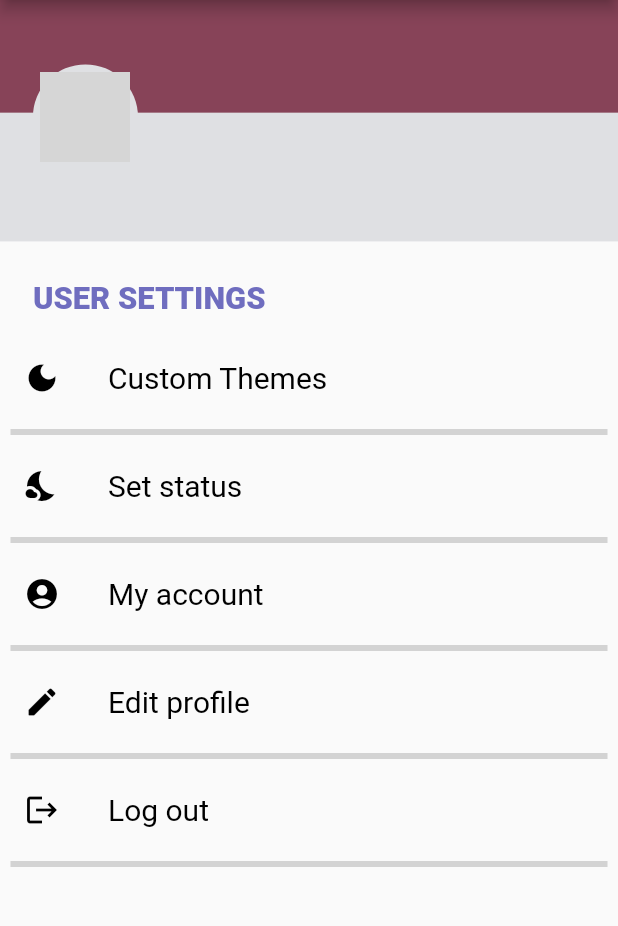
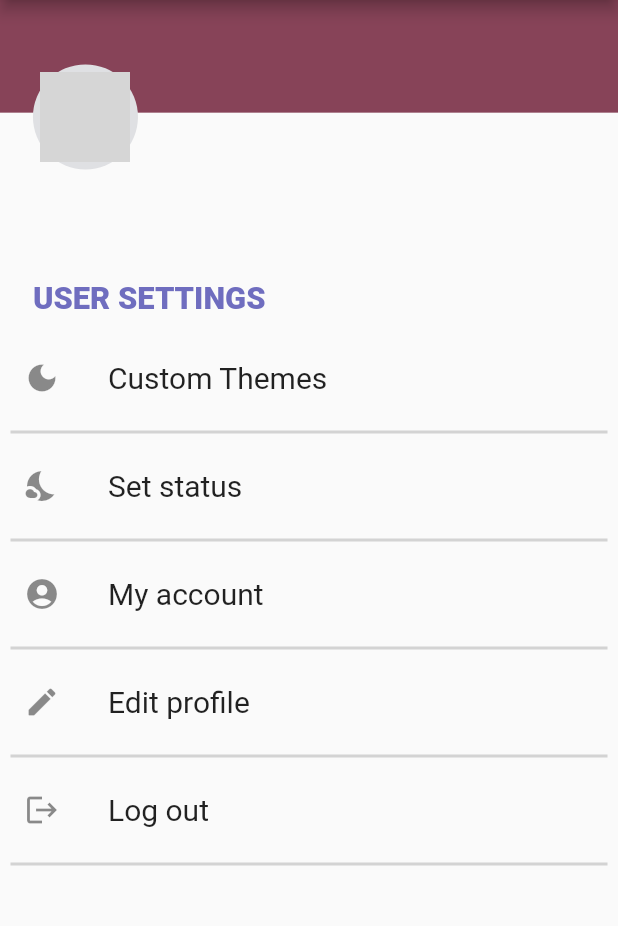
Before and after one commit to nnaaaa/DisneyChatApp, a Flutter app: the SettingScreen screen opened by its route, on a phone screen of 412 x 824 dp, the part 84-1010 px from its top. Run offline on Flutter 3.47's test engine with Material 2 defaults, Android fonts, the light colour scheme and no system bars; our stand-ins replace curved_navigation_bar, dio, flutter_dotenv, flutter_hooks, fluttertoast, form_validator and 4 more; missing offline and left inert: flutter_redux_hooks, redux_toolkit; accounts and stored records are empty; network calls fail; Roboto replaces fonts that are missing (Poppins); grey boxes are pictures that could not be loaded.

Commit message:
#0 - themeSetting

```diff
--- a/lib/screens/setting/components/menuStatus.dart
+++ b/lib/screens/setting/components/menuStatus.dart
@@ -114,7 +114,6 @@ class _MenuStatusState extends State<MenuStatus> {
 
     return buildMenuItem(
         text: 'Set status',
-        color: Colors.black,
         icon: Icons.nights_stay_sharp,
         onClicked: () {
           showmenu();
--- a/lib/screens/setting/setting.dart
+++ b/lib/screens/setting/setting.dart
@@ -80,10 +80,6 @@ class _SettingScreenState extends State<SettingScreen> {
             Stack(
               children: <Widget>[
                 Container(
-                  height: ResponsiveUtil.height(150),
-                  color: CustomColor.gray,
-                ),
-                Container(
                   height: ResponsiveUtil.height(70),
                   alignment: Alignment.bottomCenter,
                   color: CustomColor.brown,
@@ -107,7 +103,6 @@ class _SettingScreenState extends State<SettingScreen> {
                         style: TextStyle(
                             fontSize: ResponsiveUtil.getResponsiveFontSize(17),
                             fontWeight: FontWeight.bold,
-                            color: Colors.black,
                             fontFamily: 'Poppins'),
                       ),
                     ],
@@ -131,47 +126,43 @@ class _SettingScreenState extends State<SettingScreen> {
                 SizedBox(height: ResponsiveUtil.height(12)),
                 buildMenuItem(
                   text: 'Custom Themes',
-                  color: colorIcon,
                   icon: Icons.dark_mode,
                   onClicked: () =>
                       Navigator.of(context).pushNamed(ThemeScreen.route),
                 ),
                 Divider(
                     indent: 7,
-                    thickness: 4,
+                    thickness: 2,
                     color: CustomColor.divider,
                     endIndent: 7),
                 MenuStatus(icon, color, callback),
                 Divider(
                     indent: 7,
-                    thickness: 4,
+                    thickness: 2,
                     color: CustomColor.divider,
                     endIndent: 7),
                 buildMenuItem(
                   text: 'My account',
-                  color: colorIcon,
                   icon: Icons.account_circle,
                   onClicked: () => selectedItem(context, 2),
                 ),
                 Divider(
                     indent: 7,
-                    thickness: 4,
+                    thickness: 2,
                     color: CustomColor.divider,
                     endIndent: 7),
                 buildMenuItem(
                   text: 'Edit profile',
-                  color: colorIcon,
                   icon: Icons.edit_rounded,
                   onClicked: () => selectedItem(context, 3),
                 ),
                 Divider(
                     indent: 7,
-                    thickness: 4,
+                    thickness: 2,
                     color: CustomColor.divider,
                     endIndent: 7),
                 buildMenuItem(
                   text: 'Log out',
-                  color: colorIcon,
                   icon: Icons.logout,
                   onClicked: () async {
                     final ConfirmAction? action =
@@ -185,7 +176,7 @@ class _SettingScreenState extends State<SettingScreen> {
                 ),
                 Divider(
                     indent: 7,
-                    thickness: 4,
+                    thickness: 2,
                     color: CustomColor.divider,
                     endIndent: 7),
               ],
--- a/lib/widgets/buildMenuItem.dart
+++ b/lib/widgets/buildMenuItem.dart
@@ -18,10 +18,9 @@ class buildMenuItem extends StatelessWidget {
   final Color? color;
   @override
   Widget build(BuildContext context) {
-    const colorText = Colors.black;
     return ListTile(
       leading: Icon(icon, color: color),
-      title: Text(text, style: TextStyle(fontSize: fontSize, color: colorText)),
+      title: Text(text, style: TextStyle(fontSize: fontSize)),
       onTap: onClicked,
     );
   }
```
